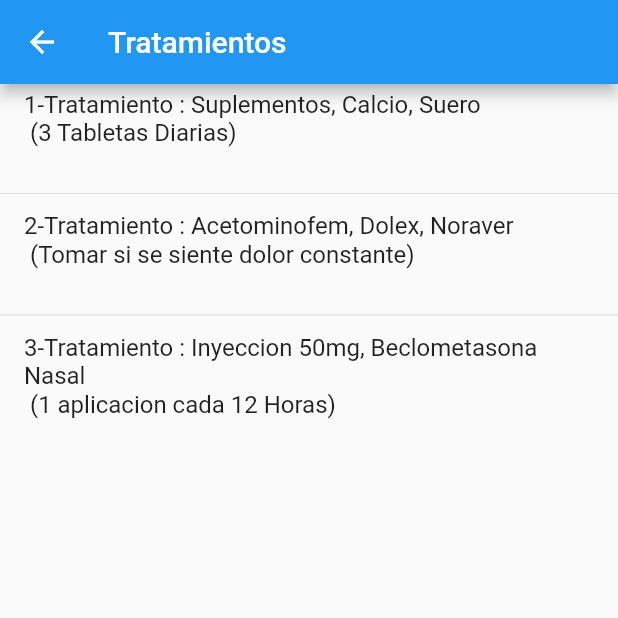
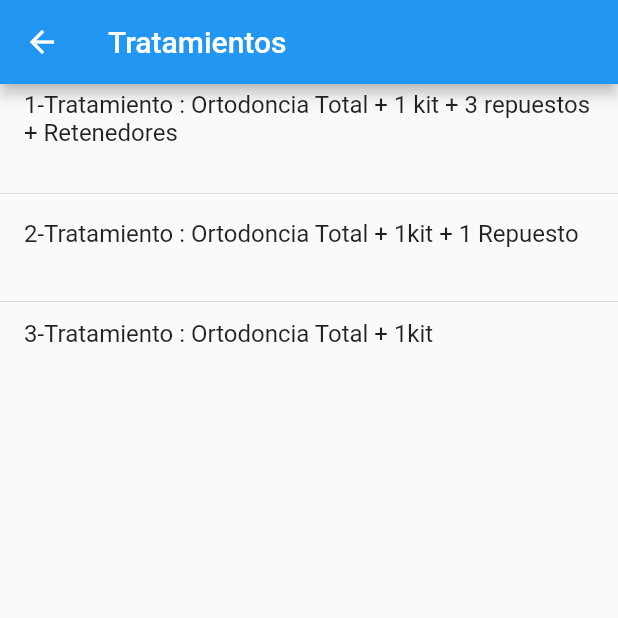
Before and after one commit to codejtyt/TALLERFlutterClinica, a Flutter app: the Tratamientos screen opened directly, on a phone screen of 412 x 824 dp, the top half of it. Run offline on Flutter 3.47's test engine with Material 2 defaults, Android fonts, the phone set to English and light mode, and no system bars.

Commit message:
Actualizacion de datos
Datos Odontologicos

```diff
--- a/clinicajulianpazmino/lib/views/tratamientos.dart
+++ b/clinicajulianpazmino/lib/views/tratamientos.dart
@@ -11,17 +11,16 @@ class Tratamientos extends StatelessWidget {
         children: [
           ListTile(
             title: Text(
-                '1-Tratamiento : Suplementos, Calcio, Suero \n (3 Tabletas Diarias)\n'),
+                '1-Tratamiento : Ortodoncia Total + 1 kit + 3 repuestos + Retenedores \n'),
           ),
           Divider(),
           ListTile(
-            title: Text(
-                '2-Tratamiento : Acetominofem, Dolex, Noraver \n (Tomar si se siente dolor constante) \n'),
+            title:
+                Text('2-Tratamiento : Ortodoncia Total + 1kit + 1 Repuesto \n'),
           ),
           Divider(),
           ListTile(
-            title: Text(
-                '3-Tratamiento : Inyeccion 50mg, Beclometasona Nasal \n (1 aplicacion cada 12 Horas)\n'),
+            title: Text('3-Tratamiento : Ortodoncia Total + 1kit \n \n'),
           ),
         ],
       ),
```
